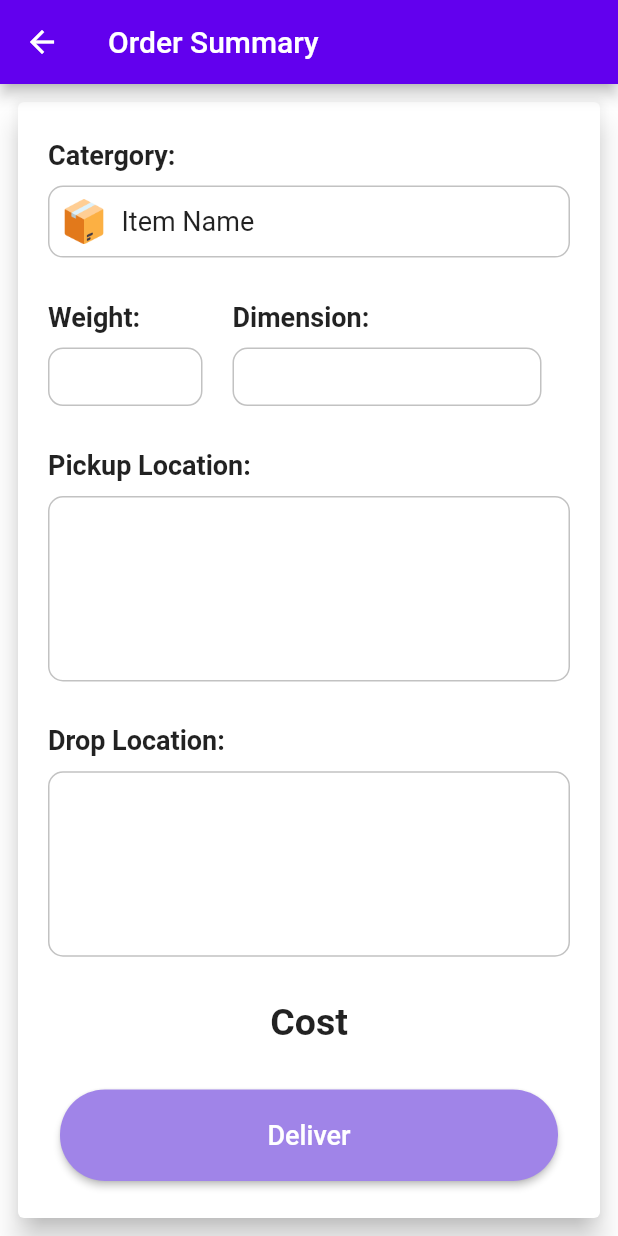
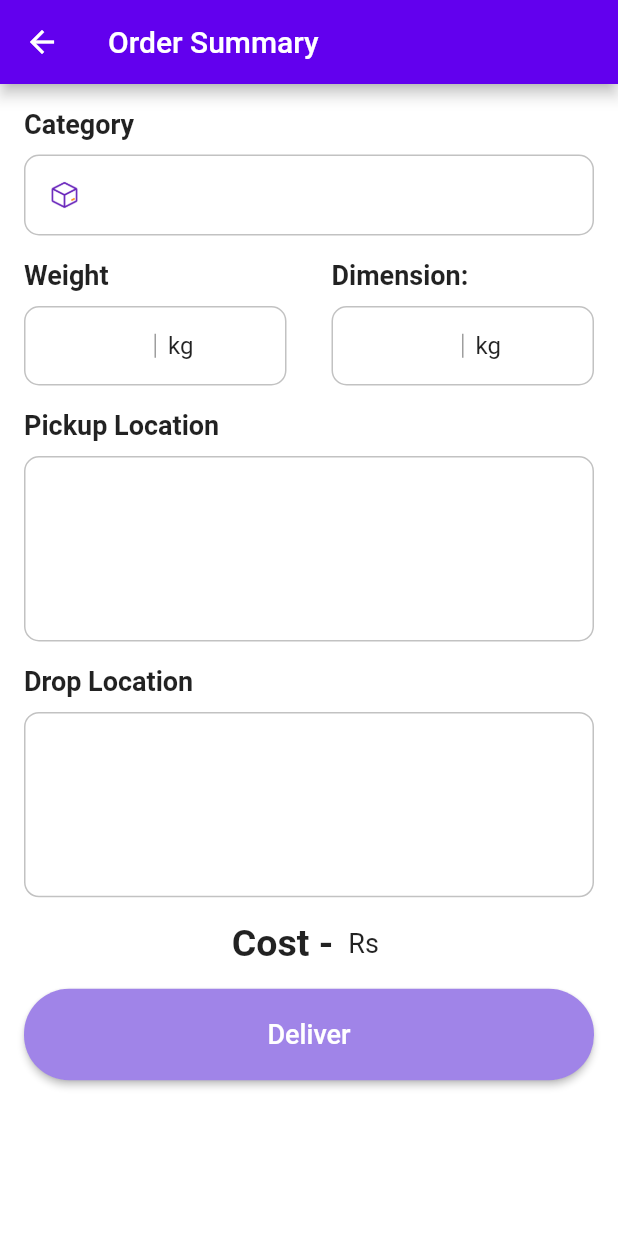
Before and after one commit to dipanshughime/deliveryX, a Flutter app: the OrderClickT screen opened directly with empty values, on a phone screen of 412 x 824 dp. Run offline on Flutter 3.47's test engine with Material 2 defaults, Android fonts, the light colour scheme and no system bars; our stand-ins replace carousel_slider, cloud_firestore, firebase_auth, firebase_core, flutter_spinkit, fluttertoast and 2 more; missing offline and left inert: dart:ffi; accounts and stored records are empty.

Commit message:
updated ui of order_summary

```diff
--- a/lib/Users/Users_screen/Traveller/order_summary.dart
+++ b/lib/Users/Users_screen/Traveller/order_summary.dart
@@ -57,101 +57,95 @@ class _OrderClickTState extends State<OrderClickT> {
         title: Text("Order Summary"),
       ),
       body: Padding(
-        padding: const EdgeInsets.all(8.0),
-        child: Container(
-          width: double.infinity,
-          child: Card(
-            color: Colors.white,
-            elevation: 8.0,
-            child: Padding(
-              padding: const EdgeInsets.all(20.0),
+        padding: const EdgeInsets.all(16.0),
         child: Column(
-                mainAxisAlignment: MainAxisAlignment.spaceAround,
+          //mainAxisAlignment: MainAxisAlignment.spaceAround,
           crossAxisAlignment: CrossAxisAlignment.start,
           children: [
             //CHILD-1 Category and Item Name
-                  Column(
-                    crossAxisAlignment: CrossAxisAlignment.start,
-                    children: [
-                      Text("Catergory:",
-                          style: TextStyle(
-                              fontSize: 18, fontWeight: FontWeight.bold)),
+            Text("Category",
+                style: TextStyle(fontSize: 18, fontWeight: FontWeight.bold)),
+
             SizedBox(
               height: 10,
             ),
+
+            // Category Details
             Container(
-                        width: MediaQuery.of(context).size.width * 0.85,
+              padding: EdgeInsets.all(16.0),
               decoration: BoxDecoration(
                   borderRadius: BorderRadius.circular(10),
                   border: Border.all(
                     color: Color.fromARGB(255, 194, 194, 194),
                     width: 1,
                   )),
-                        child: Padding(
-                          padding: const EdgeInsets.all(8.0),
               child: Row(
                 children: [
                   Image.asset(
-                                'assets/images/package.png',
-                                width: 30,
-                                height: 30,
+                    'assets/images/box.png',
+                    width: 20,
+                    height: 20,
                   ),
-                              SizedBox(
-                                width: 10,
-                              ),
-                              Text(
-                                "Item Name",
-                                style: TextStyle(fontSize: 18),
-                              ),
+                  SizedBox(width: 16),
+                  Text("${widget.pweight}", style: TextStyle(fontSize: 16)),
                 ],
               ),
             ),
-                      ),
-                    ],
-                  ),
             SizedBox(
-                    height: 10,
+              height: 16,
             ),
 
             //CHILD-2 (2 COLUMNs INSIDE ROW)
             Row(
-                    mainAxisAlignment: MainAxisAlignment.start,
+              mainAxisAlignment: MainAxisAlignment.spaceBetween,
               children: [
                 //COLUMN 1 weight
-                      Column(
+                Expanded(
+                  child: Column(
                     crossAxisAlignment: CrossAxisAlignment.start,
                     children: [
-                          Text("Weight:",
+                      Text("Weight",
                           style: TextStyle(
                               fontSize: 18, fontWeight: FontWeight.bold)),
                       SizedBox(
                         height: 10,
                       ),
+
+                      // Weight Details
                       Container(
-                            width: MediaQuery.of(context).size.width * 0.25,
+                        padding: EdgeInsets.all(16.0),
                         decoration: BoxDecoration(
                             borderRadius: BorderRadius.circular(10),
                             border: Border.all(
                               color: Color.fromARGB(255, 194, 194, 194),
                               width: 1,
                             )),
-                            child: Padding(
-                              padding: const EdgeInsets.all(8.0),
-                              child: Text(
-                                "${widget.pweight}",
-                                style: TextStyle(fontSize: 18),
+                        child: Row(
+                          children: [
+                            Text("${widget.pweight}",
+                                style: TextStyle(fontSize: 16)),
+                            SizedBox(width: 70),
+                            Container(
+                              height: 16,
+                              width: 1,
+                              color: Colors.grey,
                             ),
+                            SizedBox(width: 8),
+                            Text('kg', style: TextStyle(fontSize: 16)),
+                          ],
                         ),
                       ),
                     ],
                   ),
+                ),
 
                 SizedBox(
-                        width: 20,
+                  width: 30,
                 ),
 
                 //COLUMN 2 size
-                      Column(
+                Expanded(
+                  child: Column(
                     crossAxisAlignment: CrossAxisAlignment.start,
                     children: [
                       Text("Dimension:",
@@ -160,42 +154,52 @@ class _OrderClickTState extends State<OrderClickT> {
                       SizedBox(
                         height: 10,
                       ),
+
+                      // dimension Details
                       Container(
-                            width: MediaQuery.of(context).size.width * 0.5,
+                        padding: EdgeInsets.all(16.0),
                         decoration: BoxDecoration(
                             borderRadius: BorderRadius.circular(10),
                             border: Border.all(
                               color: Color.fromARGB(255, 194, 194, 194),
                               width: 1,
                             )),
-                            child: Padding(
-                              padding: const EdgeInsets.all(8.0),
-                              child: Text(
-                                "${widget.pSize}",
-                                style: TextStyle(fontSize: 18),
+                        child: Row(
+                          children: [
+                            Text("${widget.pSize}",
+                                style: TextStyle(fontSize: 16)),
+                            SizedBox(width: 70),
+                            Container(
+                              height: 16,
+                              width: 1,
+                              color: Colors.grey,
                             ),
+                            SizedBox(width: 8),
+                            Text('kg', style: TextStyle(fontSize: 16)),
+                          ],
                         ),
                       ),
                     ],
                   ),
+                ),
               ],
             ),
             SizedBox(
-                    height: 10,
+              height: 16,
             ),
 
             //CHILD-3 pickup location (sender's address)
             Column(
               crossAxisAlignment: CrossAxisAlignment.start,
               children: [
-                      Text("Pickup Location: ",
-                          style: TextStyle(
-                              fontSize: 18, fontWeight: FontWeight.bold)),
+                Text("Pickup Location",
+                    style:
+                        TextStyle(fontSize: 18, fontWeight: FontWeight.bold)),
                 SizedBox(
                   height: 10,
                 ),
                 Container(
-                        width: MediaQuery.of(context).size.width * 0.85,
+                  width: double.infinity,
                   height: MediaQuery.of(context).size.height * 0.15,
                   decoration: BoxDecoration(
                       borderRadius: BorderRadius.circular(10),
@@ -207,28 +211,28 @@ class _OrderClickTState extends State<OrderClickT> {
                     padding: const EdgeInsets.all(8.0),
                     child: Text(
                       "${widget.senderAddress}",
-                            style: TextStyle(fontSize: 18),
+                      style: TextStyle(fontSize: 16),
                     ),
                   ),
                 ),
               ],
             ),
             SizedBox(
-                    height: 10,
+              height: 16,
             ),
 
             //CHILD-4 Drop Location (receiver's address)
             Column(
               crossAxisAlignment: CrossAxisAlignment.start,
               children: [
-                      Text("Drop Location: ",
-                          style: TextStyle(
-                              fontSize: 18, fontWeight: FontWeight.bold)),
+                Text("Drop Location",
+                    style:
+                        TextStyle(fontSize: 18, fontWeight: FontWeight.bold)),
                 SizedBox(
                   height: 10,
                 ),
                 Container(
-                        width: MediaQuery.of(context).size.width * 0.85,
+                  width: double.infinity,
                   height: MediaQuery.of(context).size.height * 0.15,
                   decoration: BoxDecoration(
                       borderRadius: BorderRadius.circular(10),
@@ -240,43 +244,47 @@ class _OrderClickTState extends State<OrderClickT> {
                     padding: const EdgeInsets.all(8.0),
                     child: Text(
                       "${widget.receiverAddress}",
-                            style: TextStyle(fontSize: 18),
+                      style: TextStyle(fontSize: 16),
                     ),
                   ),
                 ),
               ],
             ),
             SizedBox(
-                    height: 10,
+              height: 16,
             ),
 
             //COST
-                  Center(
-                    child: Column(
+            Row(
+              mainAxisAlignment: MainAxisAlignment.center,
               children: [
-                        Text("Cost",
-                            style: TextStyle(
-                                fontSize: 25, fontWeight: FontWeight.bold)),
+                Text("Cost -",
+                    style:
+                        TextStyle(fontSize: 25, fontWeight: FontWeight.bold)),
                 SizedBox(width: 10),
+                Text(
+                  "Rs",
+                  style: TextStyle(fontSize: 18),
+                ),
+                SizedBox(width: 5),
                 Text(
                   "${widget.cost}",
                   style: TextStyle(fontSize: 18),
                 ),
               ],
             ),
+            SizedBox(
+              height: 16,
             ),
 
             //button
             Align(
               alignment: Alignment.bottomCenter,
-                    child: Padding(
-                      padding: const EdgeInsets.symmetric(horizontal: 8.0),
               child: ElevatedButton(
                 onPressed: () {
                   Navigator.push(
                     context,
-                            MaterialPageRoute(
-                                builder: (context) => OrderDetails()),
+                    MaterialPageRoute(builder: (context) => OrderDetails()),
                   );
                 },
                 child: Text(
@@ -297,11 +305,7 @@ class _OrderClickTState extends State<OrderClickT> {
                 ),
               ),
             ),
-                  ),
           ],
-              ),
-            ),
-          ),
         ),
       ),
     );
```
Also changed, not shown: assets/images/box.png (added). Lines whose indentation alone changed are shown as unchanged.
